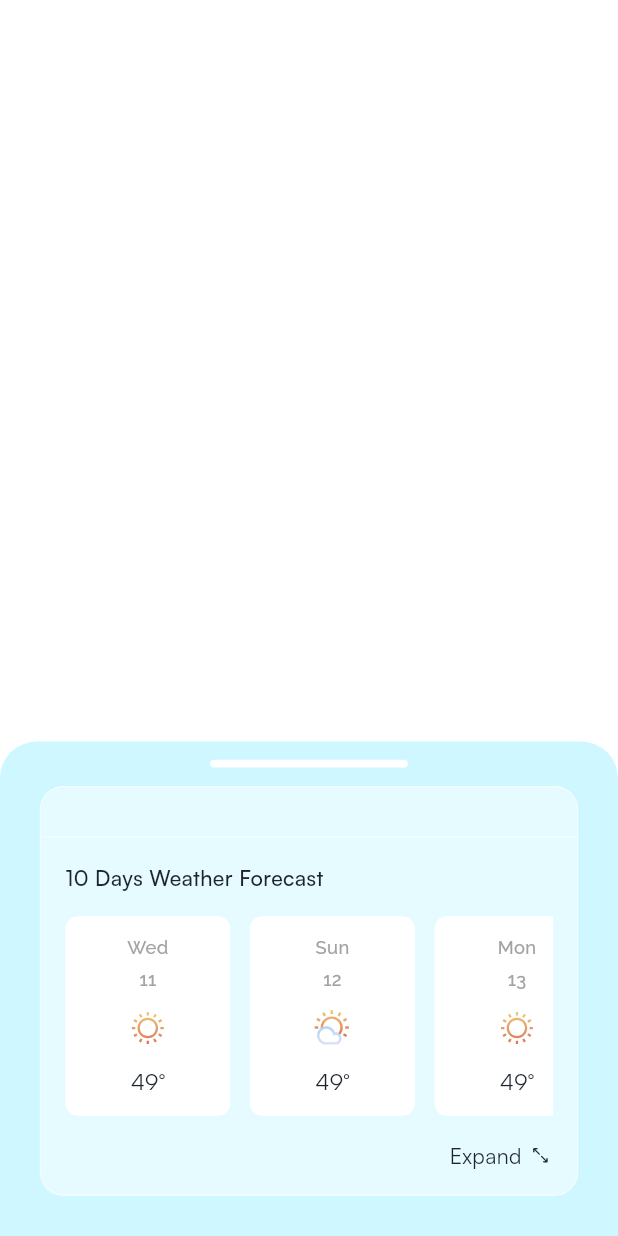
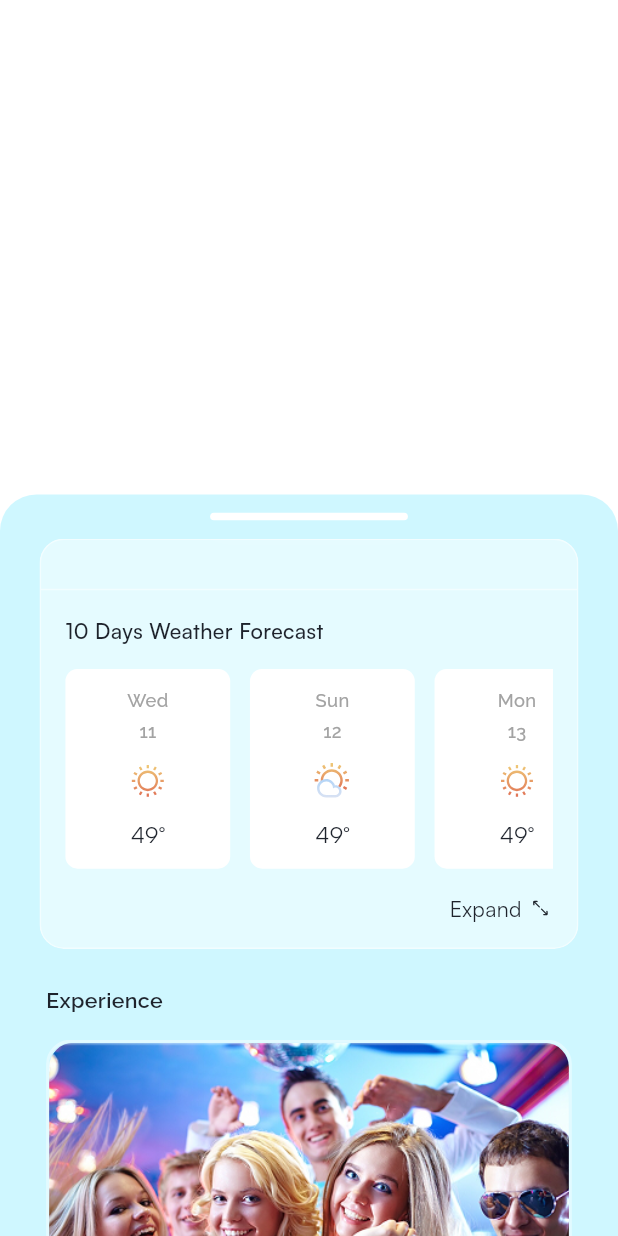
Before and after one commit to Jossyboydgenius/BetterBreaks, a Flutter app: the PlannerBottomSheet widget shown alone on an empty page, opened directly, on a phone screen of 412 x 824 dp. Run offline on Flutter 3.47's test engine with Material 3 defaults, Android fonts, the phone set to English and light mode, and no system bars; our stand-ins replace bot_toast, connectivity_plus, dots_indicator, fl_chart, flutter_dotenv, flutter_screenutil and 4 more; missing offline and left inert: easy_pie_chart; project files that could hold a hidden picture were left out.

Commit message:
Refactor PlannerBottomSheet to enhance user interaction and layout
Removed the onExpand callback and added an onBack callback for improved navigation. Updated the draggable sheet dimensions and adjusted the layout for better usability. Introduced a new experience section with a PageView for event cards, enhancing the overall planning interface. Added confirm and back buttons for clearer user actions.

```diff
--- a/lib/ui/widgets/planner_bottom_sheet.dart
+++ b/lib/ui/widgets/planner_bottom_sheet.dart
@@ -16,19 +16,19 @@ import 'package:better_breaks/shared/widgets/shared_widgets.dart';
 class PlannerBottomSheet extends StatefulWidget {
   final DateTime? startDate;
   final DateTime? endDate;
-  final VoidCallback? onExpand;
   final String? description;
   final List<String> holidays;
   final VoidCallback? onComplete;
+  final VoidCallback? onBack;
 
   const PlannerBottomSheet({
     super.key,
     this.startDate,
     this.endDate,
-    this.onExpand,
     this.description,
     this.holidays = const [],
     this.onComplete,
+    this.onBack,
   });
 
   @override
@@ -49,6 +49,8 @@ class _PlannerBottomSheetState extends State<PlannerBottomSheet>
   bool _showSummary = false;
   DateTime? _startDate;
   DateTime? _endDate;
+  final PageController _pageController = PageController();
+  int _currentEventIndex = 0;
 
   @override
   void initState() {
@@ -72,6 +74,7 @@ class _PlannerBottomSheetState extends State<PlannerBottomSheet>
   void dispose() {
     _animationController.dispose();
     _dragController.dispose();
+    _pageController.dispose();
     super.dispose();
   }
 
@@ -106,7 +109,10 @@ class _PlannerBottomSheetState extends State<PlannerBottomSheet>
             Navigator.pop(context);
           }
         },
-        onComplete: widget.onComplete,
+        onComplete: widget.onComplete ?? () {},
+        totalBreakDays: 12,
+        selectedDays: 5,
+        remainingDays: 7,
       ),
     );
   }
@@ -114,11 +120,11 @@ class _PlannerBottomSheetState extends State<PlannerBottomSheet>
   @override
   Widget build(BuildContext context) {
     return DraggableScrollableSheet(
-      initialChildSize: 0.4, // 40% of screen height
-      minChildSize: 0.3, // Minimum 30% of screen height
-      maxChildSize: 0.8, // Maximum 80% of screen height
+      initialChildSize: 0.6, // 60% of screen height
+      minChildSize: 0.4, // Minimum 40% of screen height
+      maxChildSize: 0.9, // Maximum 90% of screen height
       snap: true,
-      snapSizes: const [0.3, 0.4, 0.8],
+      snapSizes: const [0.4, 0.6, 0.9],
       controller: _dragController,
       builder: (context, scrollController) {
         return Container(
@@ -132,23 +138,33 @@ class _PlannerBottomSheetState extends State<PlannerBottomSheet>
           child: Column(
             mainAxisSize: MainAxisSize.min,
             children: [
-              // Draggable indicator - Now wrapped in GestureDetector
+              // Draggable indicator
               GestureDetector(
                 onVerticalDragUpdate: (details) {
                   // Calculate new size based on drag
                   final newSize = _dragController.size -
                       (details.delta.dy / MediaQuery.of(context).size.height);
                   // Clamp to min/max bounds
-                  final clampedSize = newSize.clamp(0.3, 0.8);
+                  final clampedSize = newSize.clamp(0.4, 0.9);
                   // Update controller
                   if (_dragController.size != clampedSize &&
-                      clampedSize >= 0.3 &&
-                      clampedSize <= 0.8) {
+                      clampedSize >= 0.4 &&
+                      clampedSize <= 0.9) {
                     _dragController.jumpTo(clampedSize);
                   }
                 },
                 behavior: HitTestBehavior.translucent,
-                child: DraggableIndicator(),
+                child: Center(
+                  child: Container(
+                    margin: EdgeInsets.symmetric(vertical: 12.h),
+                    width: 120.w,
+                    height: 5.h,
+                    decoration: BoxDecoration(
+                      color: Colors.white,
+                      borderRadius: BorderRadius.circular(3.r),
+                    ),
+                  ),
+                ),
               ),
 
               // Scrollable content
@@ -159,7 +175,7 @@ class _PlannerBottomSheetState extends State<PlannerBottomSheet>
                   child: Column(
                     crossAxisAlignment: CrossAxisAlignment.start,
                     children: [
-                      if (!_showSummary) ...[
+                      // Forecast container
                       PlannerForecastContainer(
                         startDate: widget.startDate,
                         endDate: widget.endDate,
@@ -170,28 +186,16 @@ class _PlannerBottomSheetState extends State<PlannerBottomSheet>
                         onExpand: _toggleExpanded,
                         onCollapse: _toggleExpanded,
                       ),
+
                       SizedBox(height: 24.h),
+
+                      // Experience section
                       ExperienceSection(),
+
                       SizedBox(height: 24.h),
-                        PlannerActionButtons(
-                          onAccept: _onAccept,
-                          onDecline: () => Navigator.pop(context),
-                        ),
-                      ] else ...[
-                        AppButton(
-                          text: 'Confirm Selection',
-                          backgroundColor: AppColors.primary,
-                          onPressed: () {
-                            // Handle confirm selection
-                          },
-                          prefix: AppImages(
-                            imagePath: AppImageData.starEyes,
-                            width: 20.r,
-                            height: 20.r,
-                          ),
-                        ),
-                      ],
-                      SizedBox(height: 24.h),
+
+                      // Confirm & Back buttons
+                      _buildButtons(),
                     ],
                   ),
                 ),
@@ -200,6 +204,112 @@ class _PlannerBottomSheetState extends State<PlannerBottomSheet>
           ),
         );
       },
+    );
+  }
+
+  Widget _buildExperienceSection() {
+    return Column(
+      crossAxisAlignment: CrossAxisAlignment.start,
+      children: [
+        Text(
+          'Experience',
+          style: AppTextStyle.raleway(
+            fontSize: 14.sp,
+            fontWeight: FontWeight.w600,
+            color: AppColors.lightBlack,
+          ),
+        ),
+        SizedBox(height: 16.h),
+        SizedBox(
+          height: 240.h,
+          child: PageView(
+            controller: _pageController,
+            onPageChanged: (index) {
+              setState(() {
+                _currentEventIndex = index;
+              });
+            },
+            children: [
+              EventCard(
+                image: AppImageData.image,
+                title: 'Beach Yoga festival',
+                location: 'Gelora Bung Karno Stadium..',
+                date: 'November 15 2023',
+                price: '\$60',
+              ),
+              EventCard(
+                image: AppImageData.image1,
+                title: 'Beach Yoga festival',
+                location: 'Gelora Bung Karno Stadium..',
+                date: 'November 15 2023',
+                price: '\$60',
+              ),
+              EventCard(
+                image: AppImageData.image2,
+                title: 'Beach Yoga festival',
+                location: 'Gelora Bung Karno Stadium..',
+                date: 'November 15 2023',
+                price: '\$60',
+              ),
+            ],
+          ),
+        ),
+        SizedBox(height: 16.h),
+        Center(
+          child: AppDotsIndicator(
+            dotsCount: 3,
+            position: _currentEventIndex,
+          ),
+        ),
+      ],
+    );
+  }
+
+  Widget _buildButtons() {
+    return Column(
+      crossAxisAlignment: CrossAxisAlignment.stretch,
+      children: [
+        // Confirm Selection button
+        SizedBox(
+          width: double.infinity,
+          child: ElevatedButton(
+            onPressed: widget.onComplete,
+            style: ElevatedButton.styleFrom(
+              backgroundColor: AppColors.primary,
+              foregroundColor: Colors.white,
+              padding: EdgeInsets.symmetric(vertical: 16.h),
+              shape: RoundedRectangleBorder(
+                borderRadius: BorderRadius.circular(30.r),
+              ),
+            ),
+            child: Text(
+              'Confirm Selection',
+              style: TextStyle(
+                fontSize: 16.sp,
+                fontWeight: FontWeight.w600,
+              ),
+            ),
+          ),
+        ),
+
+        // Back button
+        if (widget.onBack != null) ...[
+          SizedBox(height: 12.h),
+          Center(
+            child: TextButton(
+              onPressed: widget.onBack,
+              child: Text(
+                'Back',
+                style: TextStyle(
+                  fontSize: 16.sp,
+                  fontWeight: FontWeight.w400,
+                  color: AppColors.lightBlack,
+                ),
+              ),
+            ),
+          ),
+        ],
+      ],
     );
   }
 }
@@ -607,14 +717,9 @@ class PlannerActionButtons extends StatelessWidget {
     return Column(
       children: [
         AppButton(
-          text: 'Accept',
+          text: 'Confirm Selection',
           backgroundColor: AppColors.primary,
           onPressed: onAccept,
-          prefix: AppImages(
-            imagePath: AppImageData.starEyes,
-            width: 20.r,
-            height: 20.r,
-          ),
         ),
         SizedBox(height: 12.h),
         AppButton(
@@ -622,11 +727,6 @@ class PlannerActionButtons extends StatelessWidget {
           backgroundColor: Colors.white,
           textColor: AppColors.lightBlack,
           onPressed: onDecline,
-          prefix: AppImages(
-            imagePath: AppImageData.sadPensiveFace,
-            width: 20.r,
-            height: 20.r,
-          ),
         ),
       ],
     );
```
Lines whose indentation alone changed are shown as unchanged.
